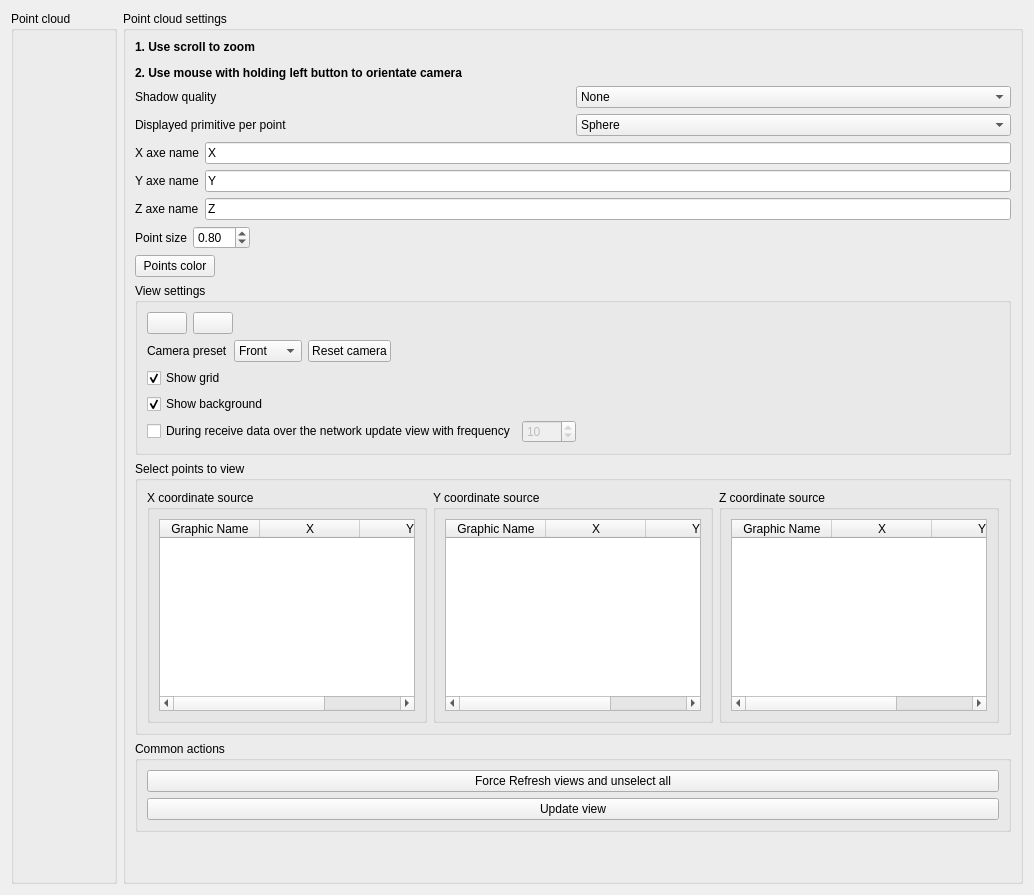
This is plotter_plusplus/plotter_scatter3d.ui in burlachenkok/plotter_plusplus as Qt 5 draws it before an edit. The edited form follows.
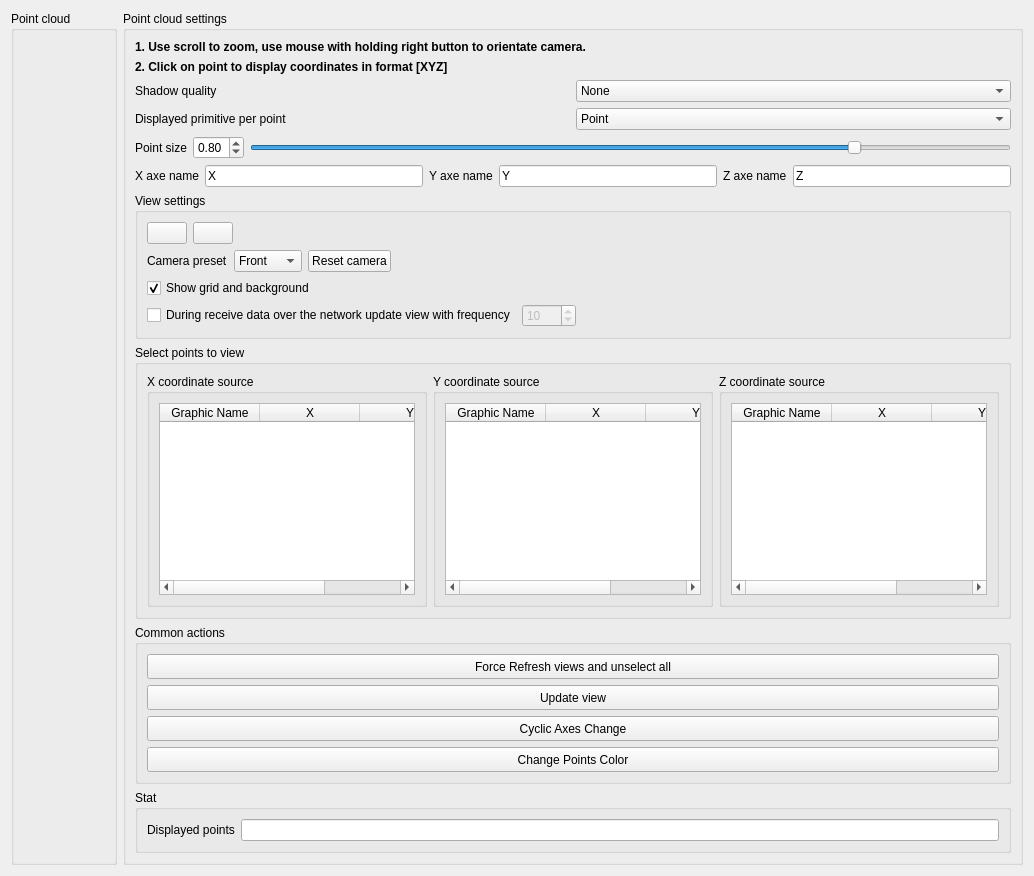
This is the edited form. Icons and pictures are not drawn.

Diff of the .ui file:
```diff
--- a/plotter_plusplus/plotter_scatter3d.ui
+++ b/plotter_plusplus/plotter_scatter3d.ui
@@ -7,7 +7,7 @@
     <x>0</x>
     <y>0</y>
     <width>1034</width>
-    <height>894</height>
+    <height>827</height>
    </rect>
   </property>
   <property name="windowTitle">
@@ -47,7 +47,20 @@
       <item>
        <widget class="QLabel" name="lblHint">
         <property name="text">
-         <string>&lt;html&gt;&lt;head/&gt;&lt;body&gt;&lt;p&gt;&lt;span style=&quot; font-weight:600;&quot;&gt;1. Use scroll to zoom &lt;/span&gt;&lt;/p&gt;&lt;p&gt;&lt;span style=&quot; font-weight:600;&quot;&gt;2. Use mouse with holding left button to orientate camera&lt;/span&gt;&lt;/p&gt;&lt;/body&gt;&lt;/html&gt;</string>
+         <string>&lt;html&gt;&lt;head/&gt;&lt;body&gt;&lt;p&gt;&lt;span style=&quot; font-weight:600;&quot;&gt;1. Use scroll to zoom, use mouse with holding right button to orientate camera.&lt;/span&gt;&lt;/p&gt;&lt;/body&gt;&lt;/html&gt;</string>
+        </property>
+       </widget>
+      </item>
+      <item>
+       <widget class="QLabel" name="blbFormatOfPoint">
+        <property name="font">
+         <font>
+          <weight>75</weight>
+          <bold>true</bold>
+         </font>
+        </property>
+        <property name="text">
+         <string>2. Click on point to display coordinates in format [XYZ]</string>
         </property>
        </widget>
       </item>
@@ -112,6 +125,9 @@
         </item>
         <item>
          <widget class="QComboBox" name="cbxPrimitives">
+          <property name="currentIndex">
+           <number>3</number>
+          </property>
           <item>
            <property name="text">
             <string>Sphere</string>
@@ -136,6 +152,49 @@
         </item>
        </layout>
       </item>
+      <item>
+       <layout class="QHBoxLayout" name="horizontalLayout_7">
+        <item>
+         <widget class="QLabel" name="lblPointSize">
+          <property name="text">
+           <string>Point size</string>
+          </property>
+         </widget>
+        </item>
+        <item>
+         <widget class="QDoubleSpinBox" name="spPointSize">
+          <property name="minimum">
+           <double>0.010000000000000</double>
+          </property>
+          <property name="maximum">
+           <double>1.000000000000000</double>
+          </property>
+          <property name="singleStep">
+           <double>0.050000000000000</double>
+          </property>
+          <property name="value">
+           <double>0.800000000000000</double>
+          </property>
+         </widget>
+        </item>
+        <item>
+         <widget class="QSlider" name="sliderPointSize">
+          <property name="maximum">
+           <number>100</number>
+          </property>
+          <property name="value">
+           <number>80</number>
+          </property>
+          <property name="orientation">
+           <enum>Qt::Horizontal</enum>
+          </property>
+          <property name="tickInterval">
+           <number>0</number>
+          </property>
+         </widget>
+        </item>
+       </layout>
+      </item>
       <item>
        <layout class="QHBoxLayout" name="horizontalLayout_2">
         <item>
@@ -152,10 +211,6 @@
           </property>
          </widget>
         </item>
-       </layout>
-      </item>
-      <item>
-       <layout class="QHBoxLayout" name="horizontalLayout_3">
         <item>
          <widget class="QLabel" name="lblAxeNameY">
           <property name="text">
@@ -170,10 +225,6 @@
           </property>
          </widget>
         </item>
-       </layout>
-      </item>
-      <item>
-       <layout class="QHBoxLayout" name="horizontalLayout_4">
         <item>
          <widget class="QLabel" name="lblAxeNameZ">
           <property name="text">
@@ -190,67 +241,6 @@
         </item>
        </layout>
       </item>
-      <item>
-       <layout class="QHBoxLayout" name="horizontalLayout_7">
-        <item>
-         <widget class="QLabel" name="lblPointSize">
-          <property name="text">
-           <string>Point size</string>
-          </property>
-         </widget>
-        </item>
-        <item>
-         <widget class="QDoubleSpinBox" name="spPointSize">
-          <property name="minimum">
-           <double>0.010000000000000</double>
-          </property>
-          <property name="singleStep">
-           <double>0.050000000000000</double>
-          </property>
-          <property name="value">
-           <double>0.800000000000000</double>
-          </property>
-         </widget>
-        </item>
-        <item>
-         <spacer name="horizontalSpacer_4">
-          <property name="orientation">
-           <enum>Qt::Horizontal</enum>
-          </property>
-          <property name="sizeHint" stdset="0">
-           <size>
-            <width>40</width>
-            <height>20</height>
-           </size>
-          </property>
-         </spacer>
-        </item>
-       </layout>
-      </item>
-      <item>
-       <layout class="QHBoxLayout" name="horizontalLayout_13">
-        <item>
-         <widget class="QPushButton" name="btnPointColor">
-          <property name="text">
-           <string>Points color</string>
-          </property>
-         </widget>
-        </item>
-        <item>
-         <spacer name="horizontalSpacer_3">
-          <property name="orientation">
-           <enum>Qt::Horizontal</enum>
-          </property>
-          <property name="sizeHint" stdset="0">
-           <size>
-            <width>40</width>
-            <height>20</height>
-           </size>
-          </property>
-         </spacer>
-        </item>
-       </layout>
-      </item>
       <item>
        <layout class="QHBoxLayout" name="horizontalLayout_8">
         <item>
@@ -368,17 +358,7 @@
            <item>
             <widget class="QCheckBox" name="cbxShowGrid">
              <property name="text">
-              <string>Show grid</string>
-             </property>
-             <property name="checked">
-              <bool>true</bool>
-             </property>
-            </widget>
-           </item>
-           <item>
-            <widget class="QCheckBox" name="cbxShowBackground">
-             <property name="text">
-              <string>Show background</string>
+              <string>Show grid and background</string>
              </property>
              <property name="checked">
               <bool>true</bool>
@@ -429,6 +409,12 @@
       </item>
       <item>
        <widget class="QGroupBox" name="gbxView">
+        <property name="sizePolicy">
+         <sizepolicy hsizetype="Minimum" vsizetype="Minimum">
+          <horstretch>0</horstretch>
+          <verstretch>0</verstretch>
+         </sizepolicy>
+        </property>
         <property name="minimumSize">
          <size>
           <width>0</width>
@@ -555,6 +541,12 @@
       </item>
       <item>
        <widget class="QGroupBox" name="gbxPointActions">
+        <property name="sizePolicy">
+         <sizepolicy hsizetype="Minimum" vsizetype="Minimum">
+          <horstretch>0</horstretch>
+          <verstretch>0</verstretch>
+         </sizepolicy>
+        </property>
         <property name="minimumSize">
          <size>
           <width>0</width>
@@ -567,6 +559,12 @@
         <layout class="QVBoxLayout" name="verticalLayout_7">
          <item>
           <widget class="QPushButton" name="btnRefreshViews">
+           <property name="minimumSize">
+            <size>
+             <width>0</width>
+             <height>25</height>
+            </size>
+           </property>
            <property name="text">
             <string>Force Refresh views and unselect all</string>
            </property>
@@ -578,26 +576,80 @@
          </item>
          <item>
           <widget class="QPushButton" name="btnUpdateView">
+           <property name="minimumSize">
+            <size>
+             <width>0</width>
+             <height>25</height>
+            </size>
+           </property>
            <property name="text">
             <string>Update view</string>
            </property>
           </widget>
          </item>
+         <item>
+          <widget class="QPushButton" name="btnCyclicAxisChange">
+           <property name="minimumSize">
+            <size>
+             <width>0</width>
+             <height>25</height>
+            </size>
+           </property>
+           <property name="text">
+            <string>Cyclic Axes Change</string>
+           </property>
+          </widget>
+         </item>
+         <item>
+          <widget class="QPushButton" name="btnPointColor">
+           <property name="minimumSize">
+            <size>
+             <width>0</width>
+             <height>25</height>
+            </size>
+           </property>
+           <property name="text">
+            <string>Change Points Color</string>
+           </property>
+          </widget>
+         </item>
         </layout>
        </widget>
       </item>
       <item>
-       <spacer name="verticalSpacer">
-        <property name="orientation">
-         <enum>Qt::Vertical</enum>
+       <widget class="QGroupBox" name="gbxStats">
+        <property name="sizePolicy">
+         <sizepolicy hsizetype="Minimum" vsizetype="Minimum">
+          <horstretch>0</horstretch>
+          <verstretch>0</verstretch>
+         </sizepolicy>
         </property>
-        <property name="sizeHint" stdset="0">
+        <property name="minimumSize">
          <size>
-          <width>20</width>
-          <height>40</height>
+          <width>0</width>
+          <height>0</height>
          </size>
         </property>
-       </spacer>
+        <property name="title">
+         <string>Stat</string>
+        </property>
+        <layout class="QFormLayout" name="formLayout">
+         <item row="0" column="0">
+          <widget class="QLabel" name="lblDisplayedPoints">
+           <property name="text">
+            <string>Displayed points</string>
+           </property>
+          </widget>
+         </item>
+         <item row="0" column="1">
+          <widget class="QLineEdit" name="edtDisplayedPoints">
+           <property name="readOnly">
+            <bool>true</bool>
+           </property>
+          </widget>
+         </item>
+        </layout>
+       </widget>
       </item>
      </layout>
     </widget>
```
Left out of the diff: 2 changed lines with no effect on the pictures.
